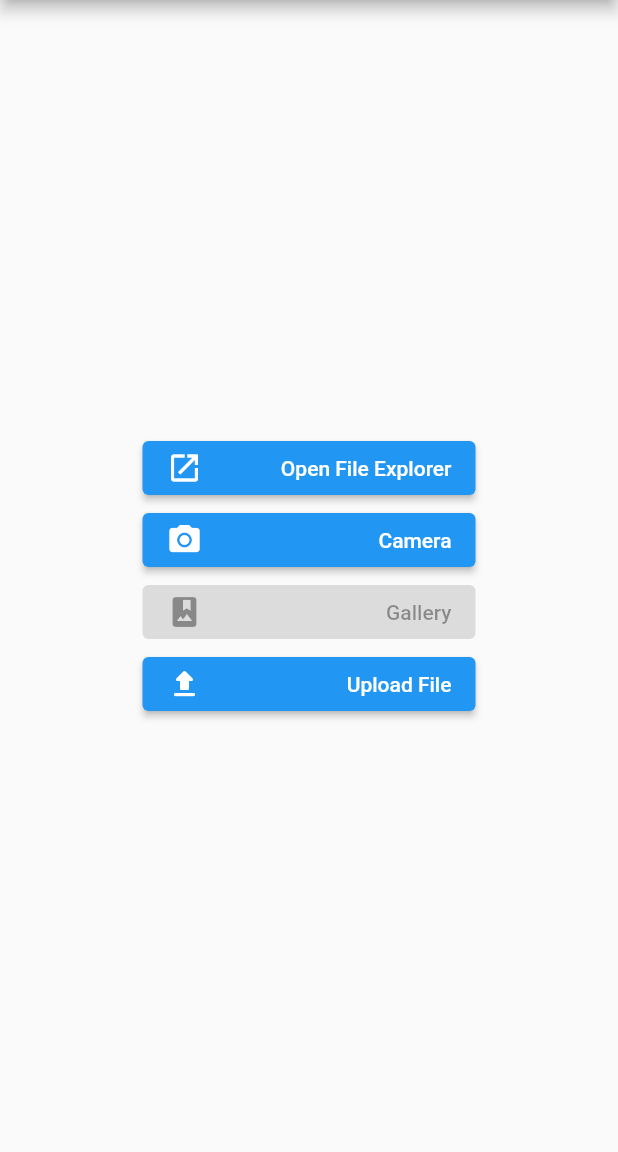
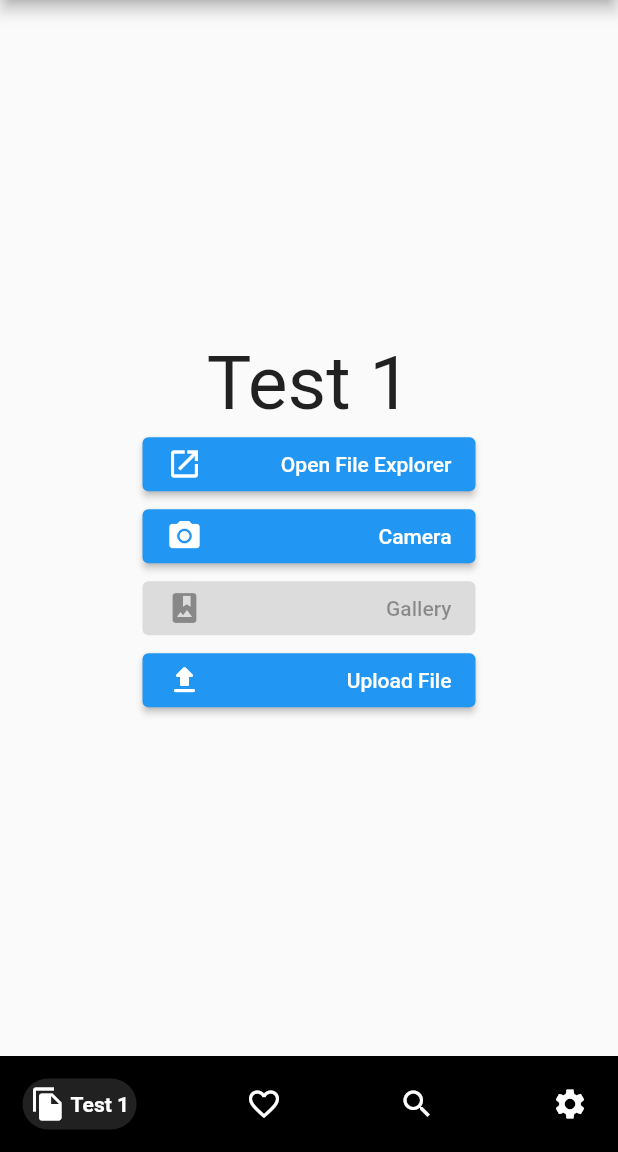
Before and after one commit to petemoyaplg/flutter_file_upload, a Flutter app: the screen it shows after launch, after a tap on "Camera", on a phone screen of 412 x 824 dp, the part 84-1236 px from its top. Run offline on Flutter 3.47's test engine with Material 2 defaults, Android fonts, the light colour scheme and no system bars; drawn by our look-alikes of google_nav_bar; our stand-ins replace file_picker, image_picker.

Commit message:
feat:buttom navbar

```diff
--- a/lib/main.dart
+++ b/lib/main.dart
@@ -1,12 +1,9 @@
-// ignore_for_file: avoid_print
-
-import 'dart:convert';
-import 'dart:io';
-
-import 'package:file_picker/file_picker.dart';
 import 'package:flutter/material.dart';
-import 'package:http/http.dart' as http;
-import 'package:image_picker/image_picker.dart';
+import 'package:flutter_file_upload/screens/file_upload_page.dart';
+import 'package:flutter_file_upload/screens/account.dart';
+import 'package:flutter_file_upload/screens/test_upload_2.dart';
+import 'package:flutter_file_upload/screens/settings.dart';
+import 'package:google_nav_bar/google_nav_bar.dart';
 
 void main() {
   runApp(const MyApp());
@@ -39,62 +36,17 @@ class MyHomePage extends StatefulWidget {
 }
 
 class _MyHomePageState extends State<MyHomePage> {
-  List<PlatformFile>? _file;
-
-  File? _image;
-
-  void _chooseImageFromCamera() async {
-    print('Choosde Image');
-    final XFile? image =
-        await ImagePicker().pickImage(source: ImageSource.camera);
-    if (image != null) {
-      print(image.mimeType);
-      print(image.name);
-      print(image.path);
-      print(image.hashCode);
-      print(image.runtimeType);
-    }
-  }
-
-  void _uploadImage(String user_id, String user_image) async {
-    final data = {"user_image": user_image, "user_id": user_id};
-    final Uri url = 'http://192.168.88.163:3005/upload-image' as Uri;
-    final response = await http.post(
-      url,
-      body: jsonEncode(data),
-    );
-    final message = jsonDecode(response.body);
-    print(message);
-  }
-
-  void _openFileExplorer() async {
-    _file = (await FilePicker.platform.pickFiles(
-      type: FileType.any,
-      allowMultiple: false,
-      allowedExtensions: null,
-    ))!
-        .files;
-
-    print('Path : ${_file!.first.path}');
-    print('Name : ${_file!.first.name}');
-    print('Bytes : ${_file!.first.bytes}');
-    print('Weight : ${(_file!.first.size / 1048576).toStringAsFixed(2)} Mb');
-    print('Extention : ${_file!.first.extension}');
-  }
-
-  void _uploadFile() async {
-    print('Start upload');
-    Uri uri = Uri.parse('http://192.168.88.163:3005/upload');
-    var request = http.MultipartRequest('POST', uri);
-    request.files.add(
-      await http.MultipartFile.fromPath('file', _file!.first.path.toString()),
-    );
-    var response = await request.send();
-    if (response.statusCode == 200) {
-      print('Upload');
-    } else {
-      print('Something went wront');
-    }
+  int _selectedIndex = 0;
+  final List<Widget> _pages = [
+    const FileUploadPage(),
+    const TestUpload2(),
+    const AccountScreen(),
+    const SettingScreen(),
+  ];
+  _navigateBottomBar(int index) {
+    setState(() {
+      _selectedIndex = index;
+    });
   }
 
   @override
@@ -104,55 +56,44 @@ class _MyHomePageState extends State<MyHomePage> {
         centerTitle: true,
         title: const Text('File Upload'),
       ),
-      body: Center(
-        child: Container(
-          margin: const EdgeInsets.symmetric(horizontal: 95),
-          child: Column(
-            mainAxisAlignment: MainAxisAlignment.center,
-            crossAxisAlignment: CrossAxisAlignment.stretch,
-            children: [
-              ElevatedButton(
-                onPressed: _openFileExplorer,
-                child: Row(
-                  children: const [
-                    Icon(Icons.open_in_new),
-                    Spacer(),
-                    Text('Open File Explorer'),
-                  ],
-                ),
-              ),
-              ElevatedButton(
-                onPressed: _chooseImageFromCamera,
-                child: Row(
-                  children: const [
-                    Icon(Icons.camera_alt),
-                    Spacer(),
-                    Text('Camera'),
-                  ],
-                ),
-              ),
-              ElevatedButton(
-                onPressed: null,
-                child: Row(
-                  children: const [
-                    Icon(Icons.photo_album),
-                    Spacer(),
-                    Text('Gallery'),
-                  ],
-                ),
-              ),
-              ElevatedButton(
-                onPressed: _uploadFile,
-                child: Row(
-                  children: const [
-                    Icon(Icons.upload_rounded),
-                    Spacer(),
-                    Text('Upload File'),
-                  ],
-                ),
-              ),
-            ],
-          ),
+      body: _pages[_selectedIndex],
+      bottomNavigationBar: getGoogleBottomNavBar(),
+    );
+  }
+
+  Container getGoogleBottomNavBar() {
+    return Container(
+      color: Colors.black,
+      child: Padding(
+        padding: const EdgeInsets.symmetric(horizontal: 15, vertical: 15),
+        child: GNav(
+          backgroundColor: Colors.black,
+          color: Colors.white,
+          activeColor: Colors.white,
+          tabBackgroundColor: Colors.grey.shade900,
+          padding: const EdgeInsets.all(5),
+          gap: 3,
+          onTabChange: (index) {
+            _navigateBottomBar(index);
+          },
+          tabs: const [
+            GButton(
+              icon: Icons.file_copy,
+              text: 'Test 1',
+            ),
+            GButton(
+              icon: Icons.favorite_border,
+              text: 'Test 2',
+            ),
+            GButton(
+              icon: Icons.search,
+              text: 'Test 3',
+            ),
+            GButton(
+              icon: Icons.settings,
+              text: 'Test 4',
+            ),
+          ],
         ),
       ),
     );
--- /dev/null
+++ b/lib/screens/file_upload_page.dart
@@ -0,0 +1,145 @@
+// ignore_for_file: avoid_print
+
+import 'dart:convert';
+import 'dart:io';
+
+import 'package:file_picker/file_picker.dart';
+import 'package:flutter/material.dart';
+import 'package:image_picker/image_picker.dart';
+import 'package:http/http.dart' as http;
+
+class FileUploadPage extends StatefulWidget {
+  const FileUploadPage({Key? key}) : super(key: key);
+
+  @override
+  State<FileUploadPage> createState() => _FileUploadPageState();
+}
+
+class _FileUploadPageState extends State<FileUploadPage> {
+  List<PlatformFile>? _file;
+
+  late File _image;
+
+  Future<void> _chooseImageFromCamera() async {
+    print('Choosde Image');
+    final XFile? pickedImage =
+        await ImagePicker().pickImage(source: ImageSource.camera);
+    if (pickedImage != null) {
+      _image = File(pickedImage.path);
+      bool isUploaded = await _uploadImage('1', _image);
+      if (isUploaded) {
+        print('Upload');
+      } else {
+        print('Something went wront');
+      }
+    }
+  }
+
+  Future<bool> _uploadImage(String userId, File userImage) async {
+    final bytes = userImage.readAsBytesSync();
+    final data = {"user_image": base64Encode(bytes), "user_id": userId};
+    Uri url = Uri.parse('http://192.168.88.163:3005/upload-image');
+    final response = await http.post(
+      url,
+      body: jsonEncode(data),
+    );
+    dynamic message = jsonDecode(response.body);
+    print(message);
+    if (message['status'] == 1) {
+      return true;
+    } else {
+      return false;
+    }
+  }
+
+  void _openFileExplorer() async {
+    _file = (await FilePicker.platform.pickFiles(
+      type: FileType.any,
+      allowMultiple: false,
+      allowedExtensions: null,
+    ))!
+        .files;
+
+    print('Path : ${_file!.first.path}');
+    print('Name : ${_file!.first.name}');
+    print('Bytes : ${_file!.first.bytes}');
+    print('Weight : ${(_file!.first.size / 1048576).toStringAsFixed(2)} Mb');
+    print('Extention : ${_file!.first.extension}');
+  }
+
+  void _uploadFile() async {
+    print('Start upload');
+    Uri uri = Uri.parse('http://192.168.88.163:3005/upload');
+    var request = http.MultipartRequest('POST', uri);
+    request.files.add(
+      await http.MultipartFile.fromPath('file', _file!.first.path.toString()),
+    );
+    var response = await request.send();
+    if (response.statusCode == 200) {
+      print('Upload');
+    } else {
+      print('Something went wront');
+    }
+  }
+
+  @override
+  Widget build(BuildContext context) {
+    return Center(
+      child: Container(
+        margin: const EdgeInsets.symmetric(horizontal: 95),
+        child: Column(
+          mainAxisAlignment: MainAxisAlignment.center,
+          crossAxisAlignment: CrossAxisAlignment.stretch,
+          children: [
+            const Center(
+              child: Text(
+                'Test 1',
+                style: TextStyle(fontSize: 50),
+              ),
+            ),
+            ElevatedButton(
+              onPressed: _openFileExplorer,
+              child: Row(
+                children: const [
+                  Icon(Icons.open_in_new),
+                  Spacer(),
+                  Text('Open File Explorer'),
+                ],
+              ),
+            ),
+            ElevatedButton(
+              onPressed: _chooseImageFromCamera,
+              child: Row(
+                children: const [
+                  Icon(Icons.camera_alt),
+                  Spacer(),
+                  Text('Camera'),
+                ],
+              ),
+            ),
+            ElevatedButton(
+              onPressed: null,
+              child: Row(
+                children: const [
+                  Icon(Icons.photo_album),
+                  Spacer(),
+                  Text('Gallery'),
+                ],
+              ),
+            ),
+            ElevatedButton(
+              onPressed: _uploadFile,
+              child: Row(
+                children: const [
+                  Icon(Icons.upload_rounded),
+                  Spacer(),
+                  Text('Upload File'),
+                ],
+              ),
+            ),
+          ],
+        ),
+      ),
+    );
+  }
+}
--- a/pubspec.yaml
+++ b/pubspec.yaml
@@ -37,6 +37,7 @@ dependencies:
   file_picker: ^4.5.1
   http: ^0.13.4
   image_picker: ^0.8.5+3
+  google_nav_bar: ^5.0.6
 
 dev_dependencies:
   flutter_test:
```
Also changed, not shown: lib/screens/account.dart (added, +20 -0 lines), lib/screens/home.dart (added, +20 -0 lines), lib/screens/settings.dart (added, +20 -0 lines), lib/screens/test_upload_2.dart (added, +20 -0 lines), pubspec.lock.
